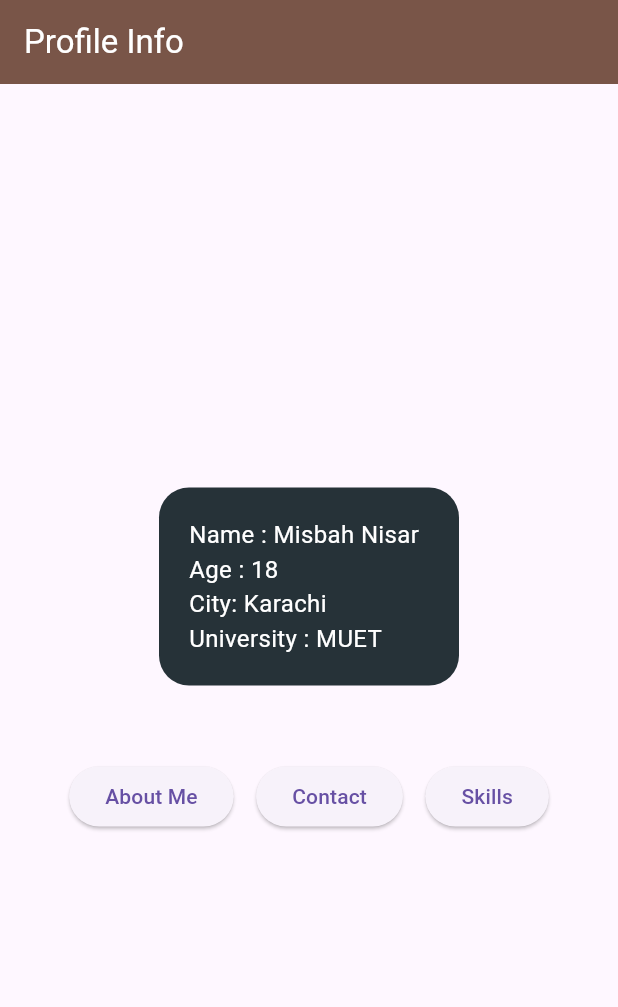
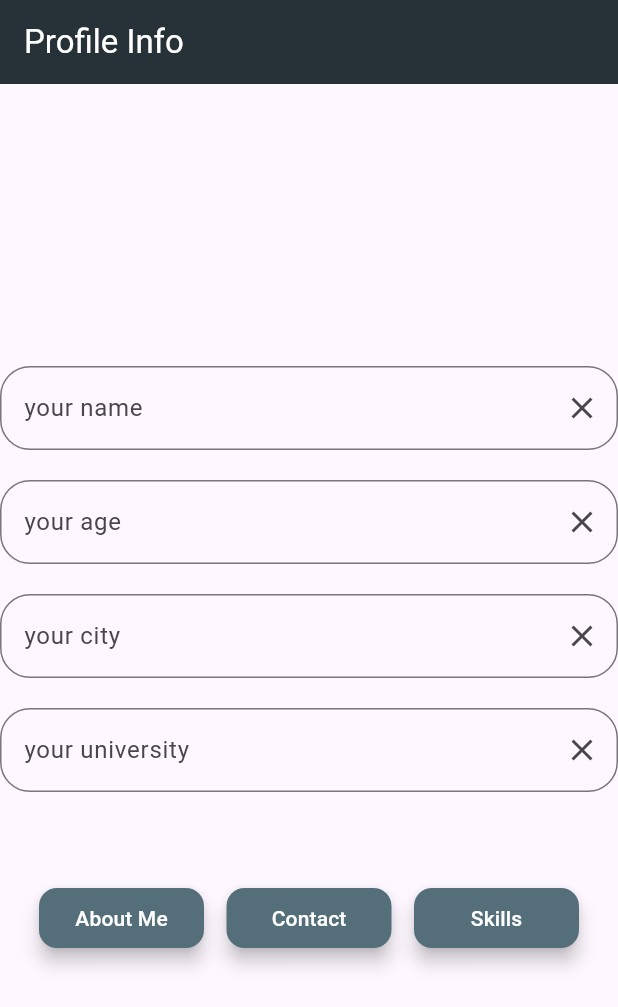
Before and after one commit to MisbahHub/flutter-showcase, a Flutter app: the screen it shows after launch, on a phone screen of 412 x 824 dp. Shown: the top 1007 px of the screen. Run offline on Flutter 3.47's test engine with Material 3 defaults, Android fonts, the phone set to English and light mode, and no system bars.

Commit message:
Profile UI

```diff
--- a/flutter_task1/lib/screens/home/homeScreen.dart
+++ b/flutter_task1/lib/screens/home/homeScreen.dart
@@ -8,49 +8,106 @@ class HomeScreen extends StatefulWidget {
 }
 
 class _HomeScreenState extends State<HomeScreen> {
+  TextEditingController name= TextEditingController();
+  TextEditingController age= TextEditingController();
+  TextEditingController city= TextEditingController();
+  TextEditingController university= TextEditingController();
+
   @override
   Widget build(BuildContext context) {
+    FocusManager.instance.primaryFocus?.unfocus();
     return Scaffold(
       appBar: AppBar(
-        backgroundColor: Colors.brown,
+        backgroundColor: Colors.blueGrey.shade900,
         title: const Text('Profile Info', style: TextStyle(color: Colors.white))
       ),
       body: Center(
         child: Column(
       mainAxisSize :MainAxisSize.min,
-      mainAxisAlignment: MainAxisAlignment.center,
       children:[
-      Container(
-        width: 200,
-        padding: const EdgeInsets.all(20),
-        decoration: BoxDecoration(
-          color: Colors.blueGrey.shade900,
-          borderRadius: BorderRadius.circular(20)
+        TextField(
+          controller: name,
+         decoration: InputDecoration(
+           hintText: 'Enter your name',
+           labelText: 'your name',
+           border: OutlineInputBorder(borderRadius: BorderRadius.circular(20)),
+           suffixIcon: IconButton(
+             onPressed: (){
+               name.clear();
+             },
+             icon: Icon(Icons.close),
+           ),
+         ),
         ),
+        SizedBox(height:20),
+        TextField(
+          controller: age,
+          keyboardType: TextInputType.number,
+          decoration: InputDecoration(
+            hintText: 'Enter your age',
+            labelText: 'your age',
+            border: OutlineInputBorder(borderRadius: BorderRadius.circular(20)),
+            suffixIcon: IconButton(
+              onPressed: (){
+                age.clear();
+              },
+              icon: Icon(Icons.close),
+            ),
+          ),
+        ),
+        SizedBox(height:20),
+        TextField(
+          controller: city,
+          decoration: InputDecoration(
+            hintText: 'Enter your city',
+            labelText: 'your city',
+            border: OutlineInputBorder(borderRadius: BorderRadius.circular(20)),
+            suffixIcon: IconButton(
+              onPressed: (){
+                city.clear();
+              },
+              icon: Icon(Icons.close),
+            ),
+          ),
+        ),
+        SizedBox(height:20),
+        TextField(
+          controller: university,
+          decoration: InputDecoration(
+            hintText: 'Enter your university name',
+            labelText: 'your university',
+            border: OutlineInputBorder(borderRadius: BorderRadius.circular(20)),
+            suffixIcon: IconButton(
+              onPressed: (){
+                university.clear();
+              },
+              icon: Icon(Icons.close),
+            ),
+          ),
+        ),
+        const SizedBox(height: 60),
 
-        child: const Column(
-          mainAxisSize: MainAxisSize.min,
-          crossAxisAlignment: CrossAxisAlignment.start,
-          children:[
-           Text('Name : Misbah Nisar', style: TextStyle(color:Colors.white, fontSize:16)),
-           Text('Age : 18', style: TextStyle(color: Colors.white, fontSize:16)),
-           Text('City: Karachi', style: TextStyle(color: Colors.white, fontSize:16)),
-           Text('University : MUET', style: TextStyle(color: Colors.white, fontSize:16)),
-          ],
-        ),
-      ),
-        const SizedBox(height: 50),
 
       Row(
         mainAxisAlignment: MainAxisAlignment.center,
         children: [
           ElevatedButton(
+              style: ElevatedButton.styleFrom(
+                  backgroundColor: Colors.blueGrey.shade600,
+                  foregroundColor: Colors.white,
+                  padding:EdgeInsets.symmetric(horizontal:20, vertical:10),
+                  elevation: 5,
+                  fixedSize: Size(110, 40),
+                  shape: RoundedRectangleBorder(
+                    borderRadius: BorderRadius.circular(12),
+                  )
+              ),
               onPressed: (){
                 ScaffoldMessenger.of(context).showSnackBar(
-                  const SnackBar(
+                  SnackBar(
                     content:  Text('About me clicked'),
                     duration: Duration(seconds: 2),
-                    backgroundColor: Colors.brown,
+                    backgroundColor: Colors.blueGrey.shade800,
                   ),
                 );
               },
@@ -58,12 +115,22 @@ class _HomeScreenState extends State<HomeScreen> {
           ),
           const SizedBox(width: 15),
           ElevatedButton(
+            style: ElevatedButton.styleFrom(
+              backgroundColor: Colors.blueGrey.shade600,
+              foregroundColor: Colors.white,
+              padding:EdgeInsets.symmetric(horizontal:20, vertical:10),
+                elevation: 5,
+                fixedSize: Size(110, 40),
+              shape: RoundedRectangleBorder(
+                borderRadius: BorderRadius.circular(12),
+              )
+            ),
               onPressed: (){
                 ScaffoldMessenger.of(context).showSnackBar(
-                  const SnackBar(
+                  SnackBar(
                     content: Text('Contact clicked'),
                     duration: Duration(seconds: 2),
-                    backgroundColor: Colors.brown,
+                    backgroundColor: Colors.blueGrey.shade800,
                   ),
                 );
               },
@@ -71,12 +138,22 @@ class _HomeScreenState extends State<HomeScreen> {
           ),
           const SizedBox(width: 15),
           ElevatedButton(
+            style: ElevatedButton.styleFrom(
+                backgroundColor: Colors.blueGrey.shade600,
+                foregroundColor: Colors.white,
+                padding:EdgeInsets.symmetric(horizontal:20, vertical:10),
+                elevation: 5,
+                fixedSize: Size(110, 40),
+                shape: RoundedRectangleBorder(
+                  borderRadius: BorderRadius.circular(12),
+                )
+            ),
               onPressed: (){
                 ScaffoldMessenger.of(context).showSnackBar(
-                  const SnackBar(
+                   SnackBar(
                     content: Text('Skills clicked'),
                     duration: Duration(seconds: 2),
-                    backgroundColor: Colors.brown,
+                    backgroundColor: Colors.blueGrey.shade800,
                   ),
                 );
               },
```
